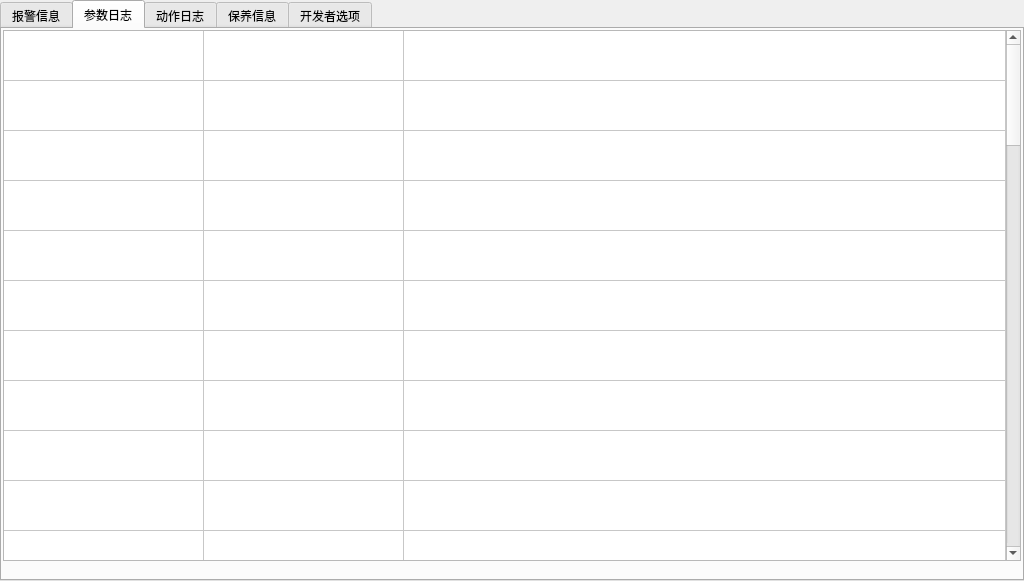
Above: alarmform.ui from Jade-yun/MachineTool before the change. Below: the same form after it.
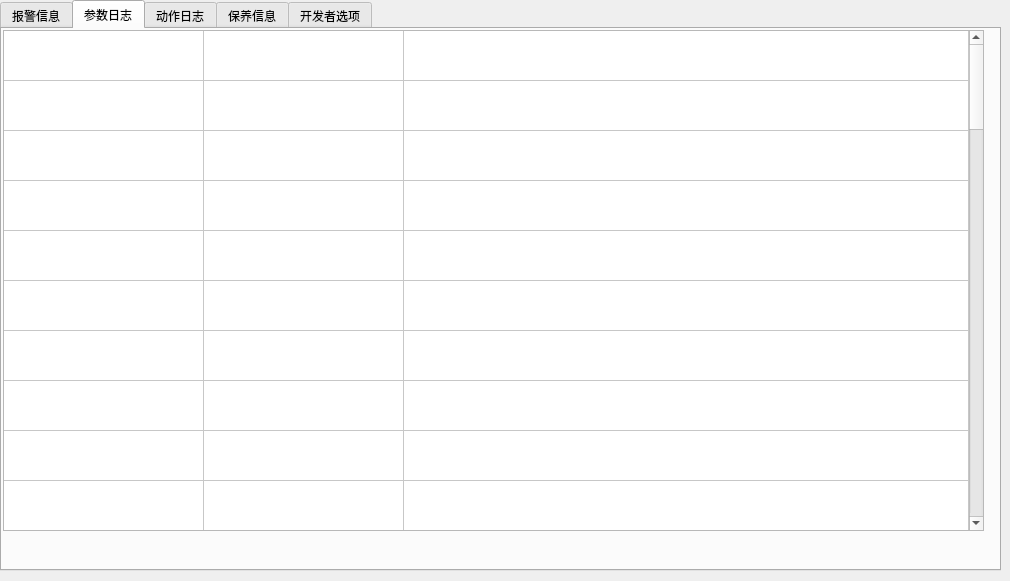
That is the form after the change. The open tabs and pages were chosen to show the change.

```diff
--- a/alarmform.ui
+++ b/alarmform.ui
@@ -6,7 +6,7 @@
    <rect>
     <x>0</x>
     <y>0</y>
-    <width>1024</width>
+    <width>1010</width>
     <height>581</height>
    </rect>
   </property>
@@ -21,8 +21,8 @@
     <rect>
      <x>0</x>
      <y>0</y>
-     <width>1024</width>
-     <height>581</height>
+     <width>1001</width>
+     <height>571</height>
     </rect>
    </property>
    <property name="sizePolicy">
@@ -42,9 +42,6 @@
      <family>SimSun</family>
     </font>
    </property>
-   <property name="styleSheet">
-    <string notr="true"/>
-   </property>
    <property name="currentIndex">
     <number>1</number>
    </property>
@@ -203,8 +200,8 @@
       <rect>
        <x>1</x>
        <y>1</y>
-       <width>1018</width>
-       <height>531</height>
+       <width>981</width>
+       <height>501</height>
       </rect>
      </property>
      <property name="sizePolicy">
@@ -213,18 +210,6 @@
        <verstretch>0</verstretch>
       </sizepolicy>
      </property>
-     <property name="minimumSize">
-      <size>
-       <width>1018</width>
-       <height>531</height>
-      </size>
-     </property>
-     <property name="maximumSize">
-      <size>
-       <width>1018</width>
-       <height>531</height>
-      </size>
-     </property>
      <property name="lineWidth">
       <number>1</number>
      </property>
```
Left out of the diff: 28 changed lines with no effect on the pictures.
